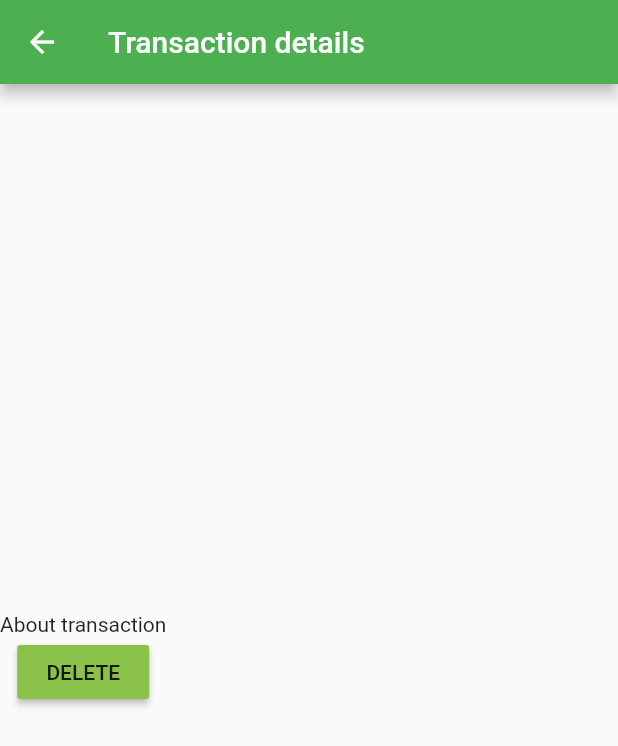
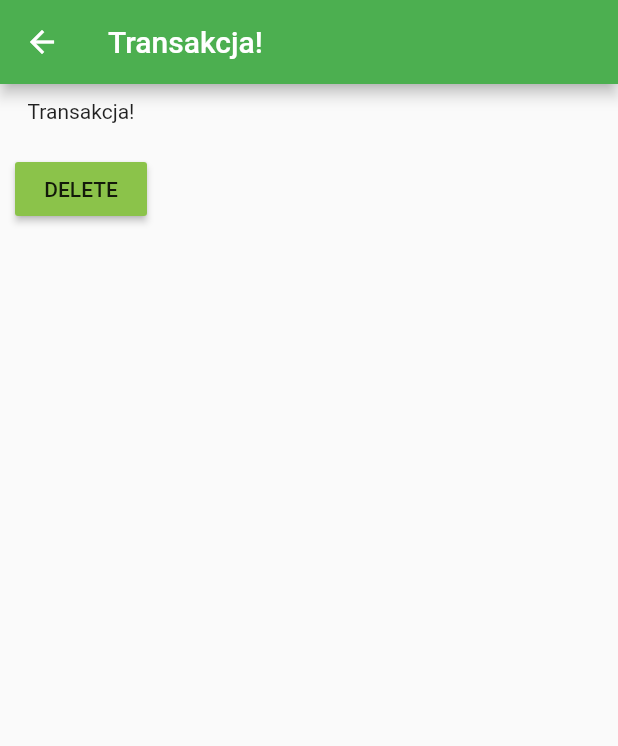
Before and after one commit to 3Cement/budgety_flutter_app, a Flutter app: the AuthPage screen opened directly, after a tap on "LOGIN", after a tap on "Add Transaction", after a tap on "Details", on a phone screen of 412 x 824 dp. Shown: the top 746 px of the screen. Run offline on Flutter 3.47's test engine with Material 2 defaults, Android fonts, the phone set to English and light mode, and no system bars.

Commit message:
Transaction manager moved to main

```diff
--- a/lib/main.dart
+++ b/lib/main.dart
@@ -2,6 +2,9 @@ import 'package:flutter/material.dart';
 // import 'package:flutter/rendering.dart';
 
 import './pages/auth.dart';
+import './pages/transaction.dart';
+import './pages/transactions.dart';
+import './pages/transactions_admin.dart';
 
 void main() {
   // debugPaintSizeEnabled = true;
@@ -10,7 +13,28 @@ void main() {
   runApp(MyApp());
 }
 
-class MyApp extends StatelessWidget {
+class MyApp extends StatefulWidget {
+  @override
+  State<StatefulWidget> createState() {
+    return _MyAppState();
+  }
+}
+
+class _MyAppState extends State<MyApp> {
+  List<Map<String, String>> _transactions = [];
+
+  void _addTransaction(Map<String, String> transaction) {
+    setState(() {
+      _transactions.add(transaction);
+    });
+  }
+
+  void _deleteTransaction(int index) {
+    setState(() {
+      _transactions.removeAt(index);
+    });
+  }
+
   @override
   Widget build(BuildContext context) {
     return MaterialApp(
@@ -19,7 +43,25 @@ class MyApp extends StatelessWidget {
           brightness: Brightness.light,
           primarySwatch: Colors.green,
           accentColor: Colors.lightGreen),
-      home: AuthPage(),
+      // home: AuthPage(),
+      routes: {
+        '/': (BuildContext context) => TransactionsPage(_transactions, _addTransaction, _deleteTransaction),
+        '/admin': (BuildContext context) => TransactionsAdminPage(),
+      },
+      onGenerateRoute: (RouteSettings settings) {
+        final List<String> pathElements = settings.name.split('/');
+        if (pathElements[0] != '') {
+          return null;
+        }
+        if (pathElements[1] == 'transaction') {
+          final int index = int.parse(pathElements[2]);
+          return MaterialPageRoute<bool>(
+            builder: (BuildContext context) => TransactionPage(
+                _transactions[index]['title']),
+          );
+        }
+        return null;
+      },
     );
   }
 }
--- a/lib/pages/auth.dart
+++ b/lib/pages/auth.dart
@@ -13,11 +13,7 @@ class AuthPage extends StatelessWidget {
         child: RaisedButton(
           child: Text('LOGIN'),
           onPressed: () {
-            Navigator.pushReplacement(
-              context,
-              MaterialPageRoute(
-                  builder: (BuildContext context) => TransactionsPage()),
-            );
+            Navigator.pushReplacementNamed(context, '/');
           },
         ),
       ),
--- a/lib/pages/transaction.dart
+++ b/lib/pages/transaction.dart
@@ -3,6 +3,10 @@ import 'package:flutter/material.dart';
 import 'dart:async';
 
 class TransactionPage extends StatelessWidget {
+  final String title;
+
+  TransactionPage(this.title);
+
   @override
   Widget build(BuildContext context) {
     return WillPopScope(
@@ -13,16 +17,23 @@ class TransactionPage extends StatelessWidget {
       },
       child: Scaffold(
         appBar: AppBar(
-          title: Text('Transaction details'),
+          title: Text(title),
         ),
         body: Column(
-          mainAxisAlignment: MainAxisAlignment.center,
+          // mainAxisAlignment: MainAxisAlignment.center,
+          crossAxisAlignment: CrossAxisAlignment.center,
           children: <Widget>[
-            Text('About transaction'),
-            RaisedButton(
-              color: Theme.of(context).accentColor,
-              child: Text('DELETE'),
-              onPressed: () => Navigator.pop(context, true),
+            Container(
+              padding: EdgeInsets.all(10.0),
+              child: Text(title),
+            ),
+            Container(
+              padding: EdgeInsets.all(10.0),
+              child: RaisedButton(
+                color: Theme.of(context).accentColor,
+                child: Text('DELETE'),
+                onPressed: () => Navigator.pop(context, true),
+              ),
             )
           ],
         ),
--- a/lib/pages/transactions_admin.dart
+++ b/lib/pages/transactions_admin.dart
@@ -20,26 +20,22 @@ class TransactionsAdminPage extends StatelessWidget {
               ListTile(
                 title: Text('All Transactions'),
                 onTap: () {
-                  Navigator.pushReplacement(
-                      context,
-                      MaterialPageRoute(
-                          builder: (BuildContext context) =>
-                              TransactionsPage()));
+                  Navigator.pushReplacementNamed(context, '/');
                 },
               )
             ],
           ),
         ),
         appBar: AppBar(
-          title: Text('Manage Products'),
+          title: Text('Manage Transactions'),
           bottom: TabBar(tabs: <Widget>[
             Tab(
               icon: Icon(Icons.create),
-              text: 'Create Product',
+              text: 'Create Transaction',
             ),
             Tab(
               icon: Icon(Icons.list),
-              text: 'My Products',
+              text: 'My Transactions',
             ),
           ]),
         ),
--- a/lib/transaction_control.dart
+++ b/lib/transaction_control.dart
@@ -10,7 +10,7 @@ class TransactionControl extends StatelessWidget {
     return RaisedButton(
       color: Theme.of(context).primaryColor,
       onPressed: () {
-        addTransaction('Your transaction');
+        addTransaction({'title': 'Transakcja!'});
       },
       child: Text('Add Transaction'),
     );
--- a/lib/transaction_manager.dart
+++ b/lib/transaction_manager.dart
@@ -3,49 +3,12 @@ import 'package:flutter/material.dart';
 import './transactions.dart';
 import './transaction_control.dart';
 
-class TransactionManager extends StatefulWidget {
-  final String startingTransaction;
+class TransactionManager extends StatelessWidget {
+  final List<Map<String, String>> transactions;
+  final Function addTransaction;
+  final Function deleteTransaction;
 
-  TransactionManager({this.startingTransaction}) {
-    print('[TransactionManager Widget] Constructor');
-  }
-
-  @override
-  State<StatefulWidget> createState() {
-    print('[TransactionManager Widget] createState()');
-    return _TransactionManagerState();
-  }
-}
-
-class _TransactionManagerState extends State<TransactionManager> {
-  List<String> _transactions = [];
-
-  @override
-  void initState() {
-    print('[TransactionManager State] initState()');
-    if (widget.startingTransaction != null) {
-      _transactions.add(widget.startingTransaction);
-    }
-    super.initState();
-  }
-
-  @override
-  void didUpdateWidget(TransactionManager oldWidget) {
-    print('[TransactionManager State] didUpdateWidget()');
-    super.didUpdateWidget(oldWidget);
-  }
-
-  void _addTransaction(String transaction) {
-    setState(() {
-      _transactions.add(transaction);
-    });
-  }
-
-  void _deleteTransaction(int index) {
-    setState(() {
-      _transactions.removeAt(index);
-    });
-  }
+  TransactionManager(this.transactions, this.addTransaction, this.deleteTransaction);
 
   @override
   Widget build(BuildContext context) {
@@ -54,9 +17,9 @@ class _TransactionManagerState extends State<TransactionManager> {
       children: [
         Container(
           margin: EdgeInsets.all(10.0),
-          child: TransactionControl(_addTransaction),
+          child: TransactionControl(addTransaction),
         ),
-        Expanded(child: Transactions(_transactions, deleteTransaction: _deleteTransaction))
+        Expanded(child: Transactions(transactions, deleteTransaction: deleteTransaction))
       ],
     );
   }
--- a/lib/transactions.dart
+++ b/lib/transactions.dart
@@ -3,7 +3,7 @@ import 'package:flutter/material.dart';
 import './pages/transaction.dart';
 
 class Transactions extends StatelessWidget {
-  final List<String> transactions;
+  final List<Map<String, String>> transactions;
   final Function deleteTransaction;
 
   Transactions(this.transactions, {this.deleteTransaction}) {
@@ -15,18 +15,15 @@ class Transactions extends StatelessWidget {
       child: Column(
         children: <Widget>[
           // Image.asset('assets/food.jpg'),
-          Text(transactions[index]),
+          Text(transactions[index]['title']),
           ButtonBar(
             alignment: MainAxisAlignment.center,
             children: <Widget>[
               FlatButton(
                 child: Text('Details'),
-                onPressed: () => Navigator.push<bool>(
-                      context,
-                      MaterialPageRoute(
-                        builder: (BuildContext context) => TransactionPage(),
-                      ),
-                    ).then((bool value) {
+                onPressed: () => Navigator.pushNamed<bool>(
+                            context, '/transaction/' + index.toString())
+                        .then((bool value) {
                       if (value) {
                         deleteTransaction(index);
                       }
```
Also changed, not shown: lib/pages/transactions.dart (+9 -7 lines).
